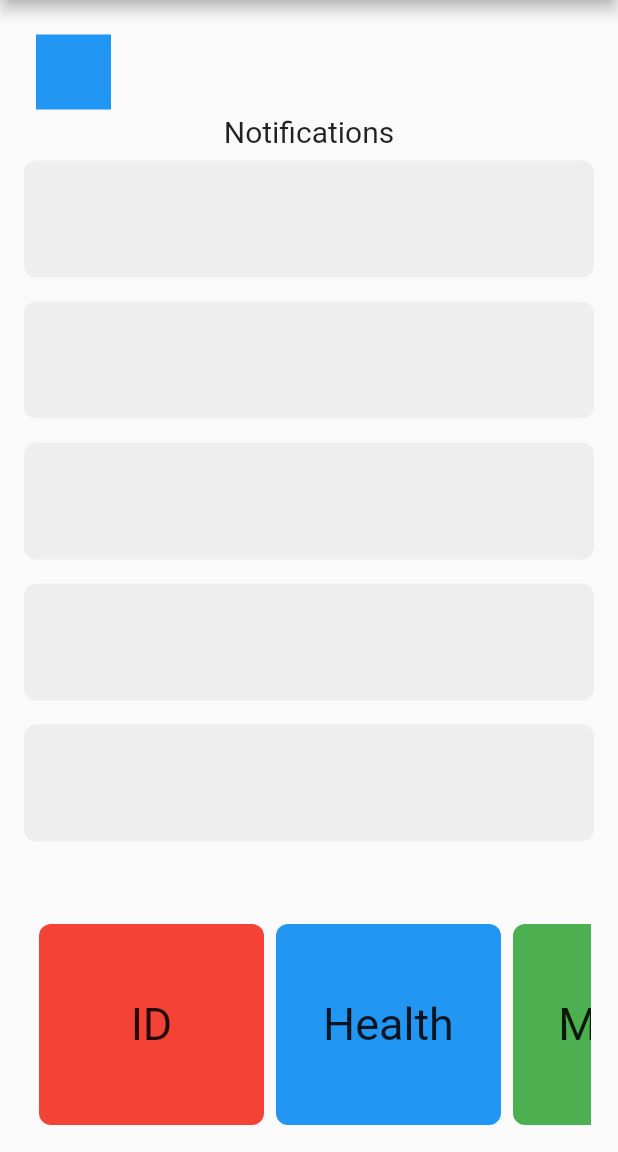
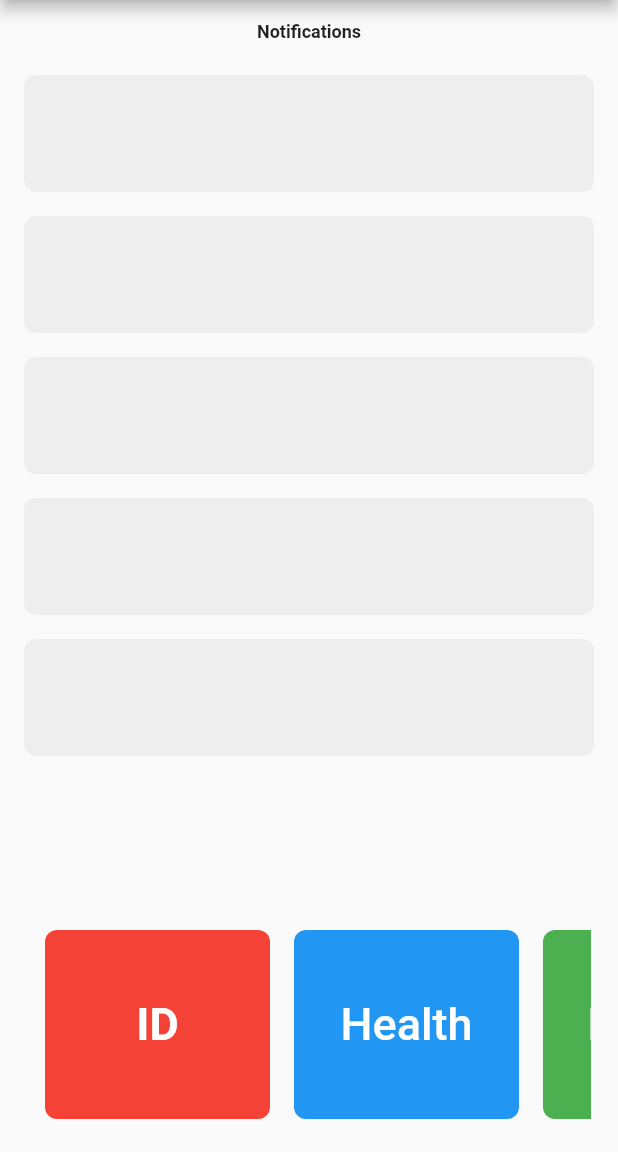
Before and after one commit to ustmrw/connect, a Flutter app: the MobileScaffold screen opened directly, on a phone screen of 412 x 824 dp, the part 84-1236 px from its top. Run offline on Flutter 3.47's test engine with Material 2 defaults, Android fonts, the phone set to English and light mode, and no system bars; our stand-ins replace email_validator, flutter_bloc, google_fonts, image_picker, lottie, shared_preferences and 2 more; accounts and stored records are empty; network calls fail.

Commit message:
tile pages

```diff
--- a/lib/responsive/mobile_body.dart
+++ b/lib/responsive/mobile_body.dart
@@ -1,5 +1,6 @@
 import 'package:flutter/material.dart';
 import 'package:connect/constants.dart';
+import 'package:connect/responsive/tool_pages/id_page.dart';
 import 'package:connect/util/my_tile.dart';
 
 class MobileScaffold extends StatefulWidget {
@@ -32,17 +33,9 @@ class _MobileScaffoldState extends State<MobileScaffold> {
               padding: const EdgeInsets.symmetric(horizontal: 8.0),
               child: Column(
                 children: [
-                  const SizedBox(height: 20.0),
-                  ListTile(
-                    leading: const Hero(
-                      tag: 'hero-rectangle',
-                      child: BoxWidget(size: Size(50.0, 50.0)),
-                    ),
-                    onTap: () => _gotoDetailsPage(context),
-                  ),
                   Text(
-                    'Notifications',
-                    style: TextStyle(fontSize: 20),
+                    '\nNotifications\n',
+                    style: TextStyle(fontSize: 12, fontWeight: FontWeight.bold),
                   ),
                   Expanded(
                     child: ListView.builder(
@@ -60,76 +53,156 @@ class _MobileScaffoldState extends State<MobileScaffold> {
                       // This next line does the trick.
                       scrollDirection: Axis.horizontal,
                       children: <Widget>[
-                        Container(
-                          child: Text(
-                            'ID',
-                            style: TextStyle(fontSize: 30),
+                        Card(
+                          color: Colors.transparent,
+                          elevation: 0,
+                          shape: RoundedRectangleBorder(
+                            borderRadius: BorderRadius.circular(8),
                           ),
-                          alignment: Alignment.center,
+                          child: InkWell(
+                            onTap: () {
+                              Navigator.of(context).push(
+                                MaterialPageRoute(
+                                  builder: (context) => IDPage(),
+                                ),
+                              );
+                            },
+                            child: Container(
                               width: 150,
                               decoration: BoxDecoration(
                                 borderRadius: BorderRadius.circular(8),
                                 color: Colors.red,
                               ),
+                              child: Hero(
+                                tag: 'uniqueHeroTag',
+                                child: Center(
+                                  child: Text(
+                                    'ID',
+                                    style: TextStyle(
+                                      fontSize: 30,
+                                      fontWeight: FontWeight.bold,
+                                      color: Colors.white,
+                                    ),
+                                  ),
+                                ),
+                              ),
+                            ),
+                          ),
                         ),
                         SizedBox(
                           width: 8,
                         ),
-                        Container(
-                          child: Text(
-                            'Health',
-                            style: TextStyle(fontSize: 30),
+                        Card(
+                          color: Colors.transparent,
+                          elevation: 0,
+                          shape: RoundedRectangleBorder(
+                            borderRadius: BorderRadius.circular(8),
                           ),
-                          alignment: Alignment.center,
+                          child: Container(
                             width: 150,
                             decoration: BoxDecoration(
                               borderRadius: BorderRadius.circular(8),
                               color: Colors.blue,
                             ),
+                            child: TextButton(
+                              onPressed: () {},
+                              style: TextButton.styleFrom(
+                                padding:
+                                    EdgeInsets.zero, // Remove default padding
+                              ),
+                              child: Text(
+                                'Health',
+                                style: TextStyle(
+                                    fontSize: 30, color: Colors.white),
+                              ),
+                            ),
+                          ),
                         ),
                         SizedBox(
                           width: 8,
                         ),
-                        Container(
-                          child: Text(
-                            'Money',
-                            style: TextStyle(fontSize: 30),
+                        Card(
+                          color: Colors.transparent,
+                          elevation: 0,
+                          shape: RoundedRectangleBorder(
+                            borderRadius: BorderRadius.circular(8),
                           ),
-                          alignment: Alignment.center,
+                          child: Container(
                             width: 150,
                             decoration: BoxDecoration(
                               borderRadius: BorderRadius.circular(8),
                               color: Colors.green,
                             ),
+                            child: TextButton(
+                              onPressed: () {},
+                              style: TextButton.styleFrom(
+                                padding:
+                                    EdgeInsets.zero, // Remove default padding
+                              ),
+                              child: Text(
+                                'Money',
+                                style: TextStyle(
+                                    fontSize: 30, color: Colors.white),
+                              ),
+                            ),
+                          ),
                         ),
                         SizedBox(
                           width: 8,
                         ),
-                        Container(
-                          child: Text(
-                            'Vote',
-                            style: TextStyle(fontSize: 30),
+                        Card(
+                          color: Colors.transparent,
+                          elevation: 0,
+                          shape: RoundedRectangleBorder(
+                            borderRadius: BorderRadius.circular(8),
                           ),
-                          alignment: Alignment.center,
+                          child: Container(
                             width: 150,
                             decoration: BoxDecoration(
                               borderRadius: BorderRadius.circular(8),
                               color: Colors.yellow,
                             ),
+                            child: TextButton(
+                              onPressed: () {},
+                              style: TextButton.styleFrom(
+                                padding:
+                                    EdgeInsets.zero, // Remove default padding
+                              ),
+                              child: Text(
+                                'Vote',
+                                style: TextStyle(
+                                    fontSize: 30, color: Colors.black),
+                              ),
+                            ),
+                          ),
                         ),
                         SizedBox(
                           width: 8,
                         ),
-                        Container(
-                          child: Text(
-                            'Police',
-                            style: TextStyle(fontSize: 30),
+                        Card(
+                          color: Colors.transparent,
+                          elevation: 0,
+                          shape: RoundedRectangleBorder(
+                            borderRadius: BorderRadius.circular(8),
                           ),
-                          alignment: Alignment.center,
+                          child: Container(
                             width: 150,
                             decoration: BoxDecoration(
                               borderRadius: BorderRadius.circular(8),
                               color: Colors.orange,
+                            ),
+                            child: TextButton(
+                              onPressed: () {},
+                              style: TextButton.styleFrom(
+                                padding:
+                                    EdgeInsets.zero, // Remove default padding
+                              ),
+                              child: Text(
+                                'Police',
+                                style: TextStyle(
+                                    fontSize: 30, color: Colors.white),
+                              ),
+                            ),
                           ),
                         ),
                       ],
@@ -142,33 +215,3 @@ class _MobileScaffoldState extends State<MobileScaffold> {
         ));
   }
 }
-
-void _gotoDetailsPage(BuildContext context) {
-  Navigator.of(context).push(MaterialPageRoute<void>(
-    builder: (BuildContext context) => Scaffold(
-      backgroundColor: Theme.of(context).appBarTheme.backgroundColor,
-      appBar: myAppBar,
-      body: const Center(
-        child: Hero(
-          tag: 'hero-rectangle',
-          child: BoxWidget(size: Size(200.0, 200.0)),
-        ),
-      ),
-    ),
-  ));
-}
-
-class BoxWidget extends StatelessWidget {
-  const BoxWidget({super.key, required this.size});
-
-  final Size size;
-
-  @override
-  Widget build(BuildContext context) {
-    return Container(
-      width: size.width,
-      height: size.height,
-      color: Colors.blue,
-    );
-  }
-}
--- a/lib/usr/user.dart
+++ b/lib/usr/user.dart
@@ -3,6 +3,7 @@ class User {
   String name;
   String email;
   String phone;
+  String id;
 
   // Constructor
   User({
@@ -10,6 +11,7 @@ class User {
     required this.name,
     required this.email,
     required this.phone,
+    required this.id,
   });
 
   User copy({
@@ -18,12 +20,14 @@ class User {
     String? phone,
     String? email,
     String? about,
+    String? id,
   }) =>
       User(
         image: imagePath ?? image,
         name: name ?? this.name,
         email: email ?? this.email,
         phone: phone ?? this.phone,
+        id: id ?? this.id,
       );
 
   static User fromJson(Map<String, dynamic> json) => User(
@@ -31,6 +35,7 @@ class User {
         name: json['name'],
         email: json['email'],
         phone: json['phone'],
+        id: json['id'],
       );
 
   Map<String, dynamic> toJson() => {
@@ -38,5 +43,6 @@ class User {
         'name': name,
         'email': email,
         'phone': phone,
+        'id': id,
       };
 }
--- a/lib/usr/user_data.dart
+++ b/lib/usr/user_data.dart
@@ -12,7 +12,8 @@ class UserData {
         "https://upload.wikimedia.org/wikipedia/commons/thumb/a/a4/Flag_of_the_United_States.svg/800px-Flag_of_the_United_States.svg.png",
     name: '[fName] [lName]',
     email: '[email]',
-    phone: '(555) 555-5555',
+    phone: '[phone]',
+    id: '[id]',
   );
 
   static Future init() async =>
```
Also changed, not shown: lib/responsive/tool_pages/health_page.dart (added, +31 -0 lines), lib/responsive/tool_pages/id_page.dart (added, +32 -0 lines), lib/responsive/tool_pages/money_page.dart (added, +31 -0 lines), lib/responsive/tool_pages/police_page.dart (added, +31 -0 lines), lib/responsive/tool_pages/vote_page.dart (added, +31 -0 lines), lib/user_profile.dart (+5 -3 lines), lib/util/edit_id.dart (added, +85 -0 lines), 1 other file. Lines whose indentation alone changed are shown as unchanged.
